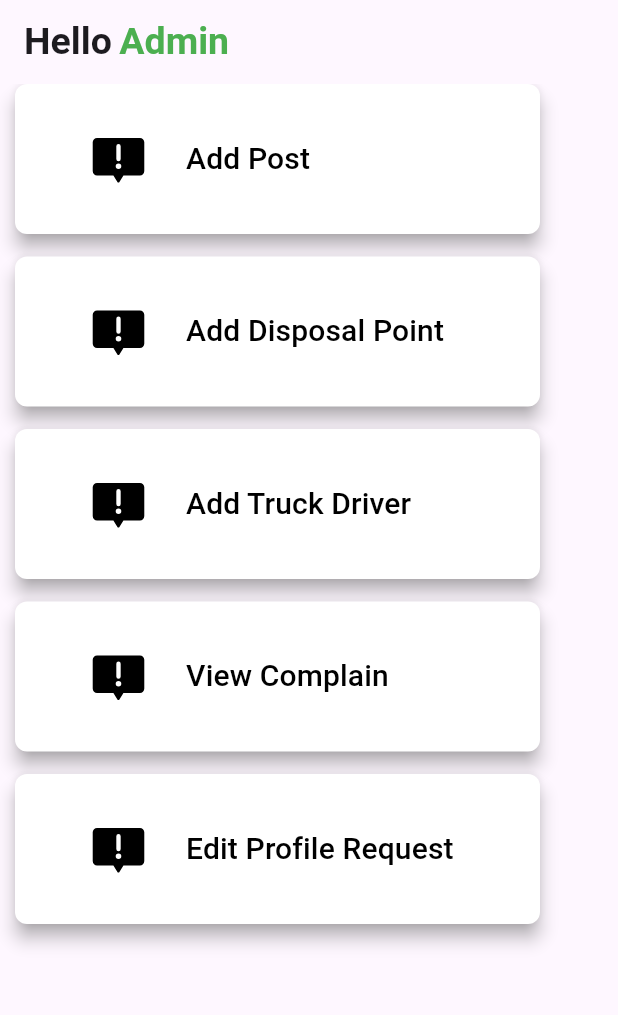
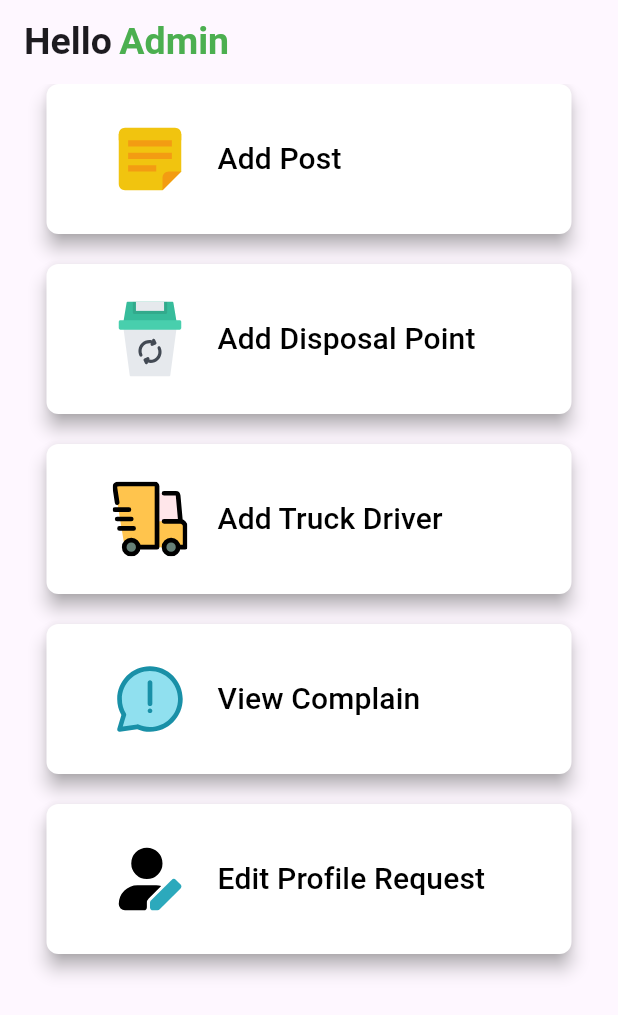
Before and after one commit to dilshan-mp/ecotrack, a Flutter app: the screen it shows after launch, on a phone screen of 412 x 824 dp. Shown: the top 1015 px of the screen. Run offline on Flutter 3.47's test engine with Material 3 defaults, Android fonts, the phone set to English and light mode, and no system bars; our stand-ins replace device_preview, flutter_svg, google_nav_bar, like_button.

Commit message:
svg icons add and sized box change

```diff
--- a/lib/screen/Admin/adminHomePage.dart
+++ b/lib/screen/Admin/adminHomePage.dart
@@ -28,55 +28,57 @@ class AdminHomePage extends StatelessWidget {
           ],
         ),
       ),
-      body: Column(
+      body: Center(
+        child: Column(
           children: [
             buildButton(
               context,
               'Add Post',
-            'asset/Icons/SVG/complaint-svgrepo-com.svg', // Add your icon path
+              'asset/Icons/SVG/post-it-svgrepo-com.svg', // Add your icon path
               () {
                 // Add your functionality here
               },
             ),
-          SizedBox(height: 15),
+            SizedBox(height: 20),
             buildButton(
               context,
               'Add Disposal Point',
-            'asset/Icons/SVG/complaint-svgrepo-com.svg', // Add your icon path
+              'asset/Icons/SVG/garbage-trash-svgrepo-com.svg', // Add your icon path
               () {
                 Navigator.push(context,
                     MaterialPageRoute(builder: (context) => const AddDisposalPlaces()));
               },
             ),
-          SizedBox(height: 15),
+           SizedBox(height: 20),
             buildButton(
               context,
               'Add Truck Driver',
-            'asset/Icons/SVG/complaint-svgrepo-com.svg', // Add your icon path
+              'asset/Icons/SVG/truck-delivery-svgrepo-com.svg', // Add your icon path
               () {
                 Navigator.push(context,
                     MaterialPageRoute(builder: (context) => const AddTruckDriver()));
               },
             ),
-          SizedBox(height: 15),
+            SizedBox(height: 20),
             buildButton(
               context,
               'View Complain',
-            'asset/Icons/SVG/complaint-svgrepo-com.svg', // Add your icon path
+              'asset/Icons/SVG/complain-ecommerce-market-svgrepo-com.svg', // Add your icon path
               () {
                 // Add your functionality here
               },
             ),
-          SizedBox(height: 15),
+            SizedBox(height: 20),
             buildButton(
               context,
               'Edit Profile Request',
-            'asset/Icons/SVG/complaint-svgrepo-com.svg', // Add your icon path
+              'asset/Icons/SVG/edit-user-svgrepo-com.svg', // Add your icon path
               () {
                 // Add your functionality here
               },
             ),
           ],
+        ),
       ),
     );
   }
--- a/pubspec.yaml
+++ b/pubspec.yaml
@@ -43,6 +43,12 @@ flutter:
     - asset/Icons/SVG/location-pin-map-svgrepo-com.svg
     - asset/Icons/SVG/complain-user-ui-svgrepo-com.svg
     - asset/Icons/SVG/complaint-svgrepo-com.svg
+    - asset/Icons/SVG/post-it-svgrepo-com.svg
+    - asset/Icons/SVG/garbage-trash-svgrepo-com.svg
+    - asset/Icons/SVG/senior-man-driving-a-car-svgrepo-com.svg
+    - asset/Icons/SVG/truck-delivery-svgrepo-com.svg
+    - asset/Icons/SVG/complain-ecommerce-market-svgrepo-com.svg
+    - asset/Icons/SVG/edit-user-svgrepo-com.svg
   fonts:
     - family: Poppins-Bold
       fonts:
```
Also changed, not shown: asset/Icons/SVG/complain-ecommerce-market-svgrepo-com.svg (added), asset/Icons/SVG/edit-user-svgrepo-com.svg (added), asset/Icons/SVG/garbage-trash-svgrepo-com.svg (added), asset/Icons/SVG/post-it-svgrepo-com.svg (added), asset/Icons/SVG/senior-man-driving-a-car-svgrepo-com.svg (added), asset/Icons/SVG/truck-delivery-svgrepo-com.svg (added). Lines whose indentation alone changed are shown as unchanged.
